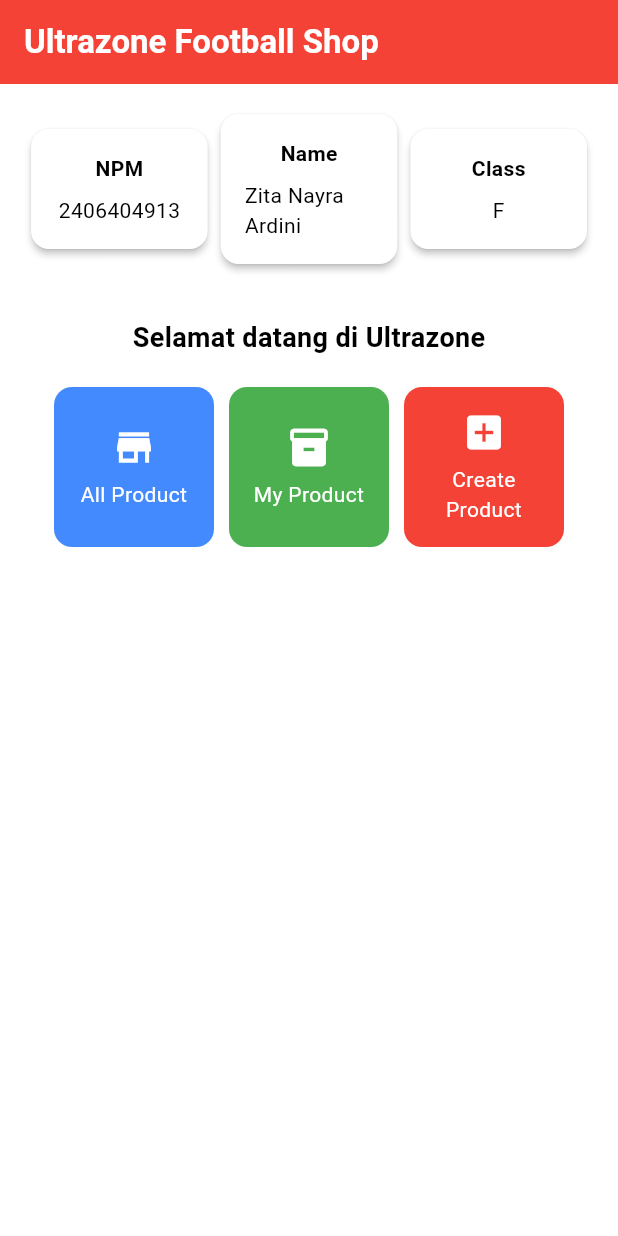
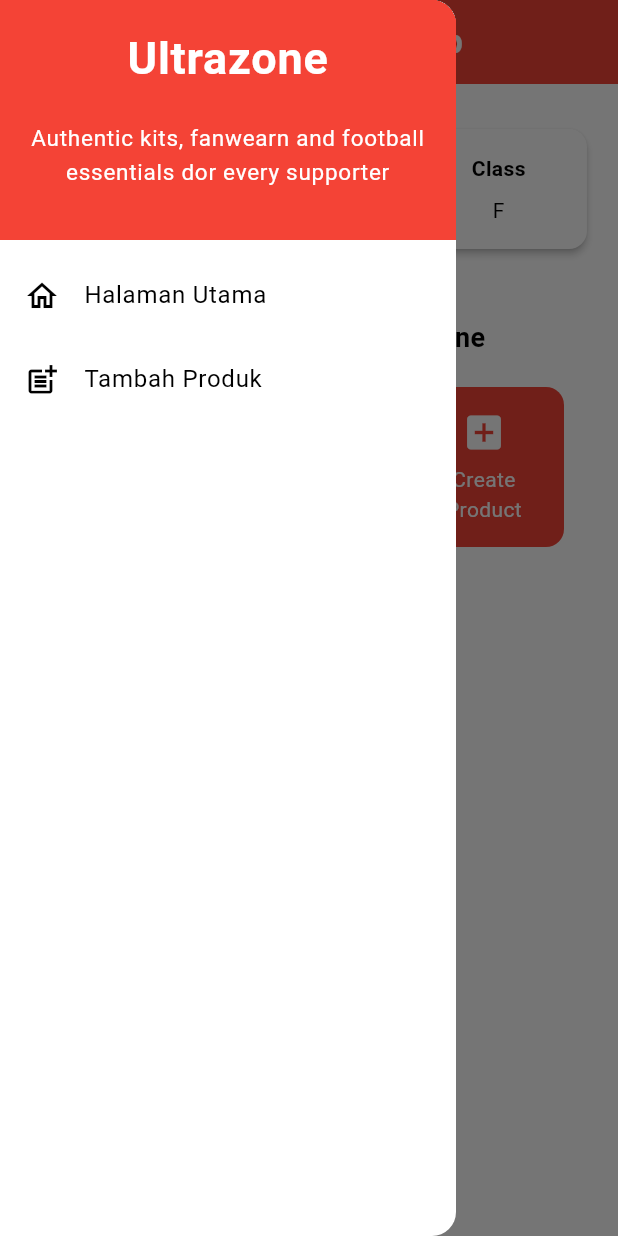
Before and after one commit to nayraarr/ultrazone-mobile, a Flutter app: the screen it shows after launch, with the side drawer open (before the commit the screen has no drawer), on a phone screen of 412 x 824 dp. Run offline on Flutter 3.47's test engine with Material 3 defaults, Android fonts, the phone set to English and light mode, and no system bars.

Commit message:
Menambah Drawer Menu

```diff
--- a/lib/menu.dart
+++ b/lib/menu.dart
@@ -1,4 +1,5 @@
 import 'package:flutter/material.dart';
+import 'package:ultrazone/widgets/left_drawer.dart';
 
 class MyHomePage extends StatelessWidget {
   MyHomePage({super.key});
@@ -30,6 +31,8 @@ class MyHomePage extends StatelessWidget {
         // Warna latar belakang AppBar diambil dari skema warna tema aplikasi.
         backgroundColor: Theme.of(context).colorScheme.primary,
       ),
+      // Menambahkan drawer
+      drawer: LeftDrawer(),
       // Body halaman dengan padding di sekelilingnya.
       body: Padding(
         padding: const EdgeInsets.all(16.0),
--- /dev/null
+++ b/lib/widgets/left_drawer.dart
@@ -0,0 +1,67 @@
+import 'package:flutter/material.dart';
+import 'package:ultrazone/menu.dart';
+// TODO: Impor halaman ProductFormPage jika sudah dibuat
+
+class LeftDrawer extends StatelessWidget {
+  const LeftDrawer({super.key});
+
+  @override
+  Widget build(BuildContext context) {
+    return Drawer(
+      child: ListView(
+        children: [
+          const DrawerHeader(
+            decoration: BoxDecoration(
+              color: Colors.red,
+            ),
+            child: Column(
+              children: [
+                Text(
+                  'Ultrazone',
+                  textAlign: TextAlign.center,
+                  style: TextStyle(
+                    fontSize: 30,
+                    fontWeight: FontWeight.bold,
+                    color: Colors.white,
+                  ),
+                ),
+                Padding(padding: EdgeInsets.all(10)),
+                Text("Authentic kits, fanwearn and football essentials dor every supporter",
+                  textAlign: TextAlign.center,
+                  style: TextStyle(
+                      fontSize: 15.0,
+                      color: Colors.white,
+                      fontWeight: FontWeight.normal
+                  ),
+                ),
+              ],
+            ),
+          ),
+          ListTile(
+            leading: const Icon(Icons.home_outlined),
+            title: const Text('Halaman Utama'),
+            // Bagian redirection ke MyHomePage
+            onTap: () {
+              Navigator.pushReplacement(
+                  context,
+                  MaterialPageRoute(
+                    builder: (context) => MyHomePage(),
+                  ));
+            },
+          ),
+          ListTile(
+            leading: const Icon(Icons.post_add),
+            title: const Text('Tambah Produk'),
+            // Bagian redirection ke NewsFormPage
+            onTap: () {
+              /*
+              TODO: Buatlah routing ke ProductFormPage di sini,
+              setelah halaman ProductFormPage sudah dibuat.
+              */
+            },
+          ),
+        ],
+      ),
+    );
+  }
+}
```
